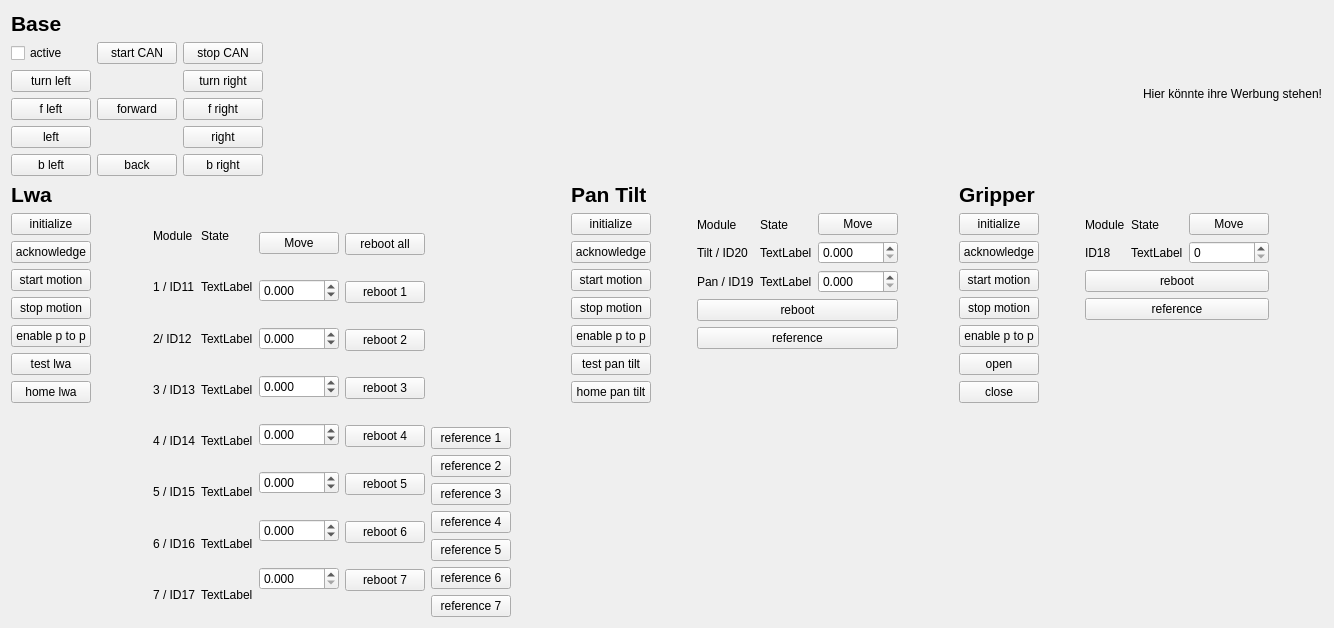
Qt form omnirob_robin_rqt/resource/OmnirobDashboard.ui (robinJKU/omnirob_robin) before a commit.
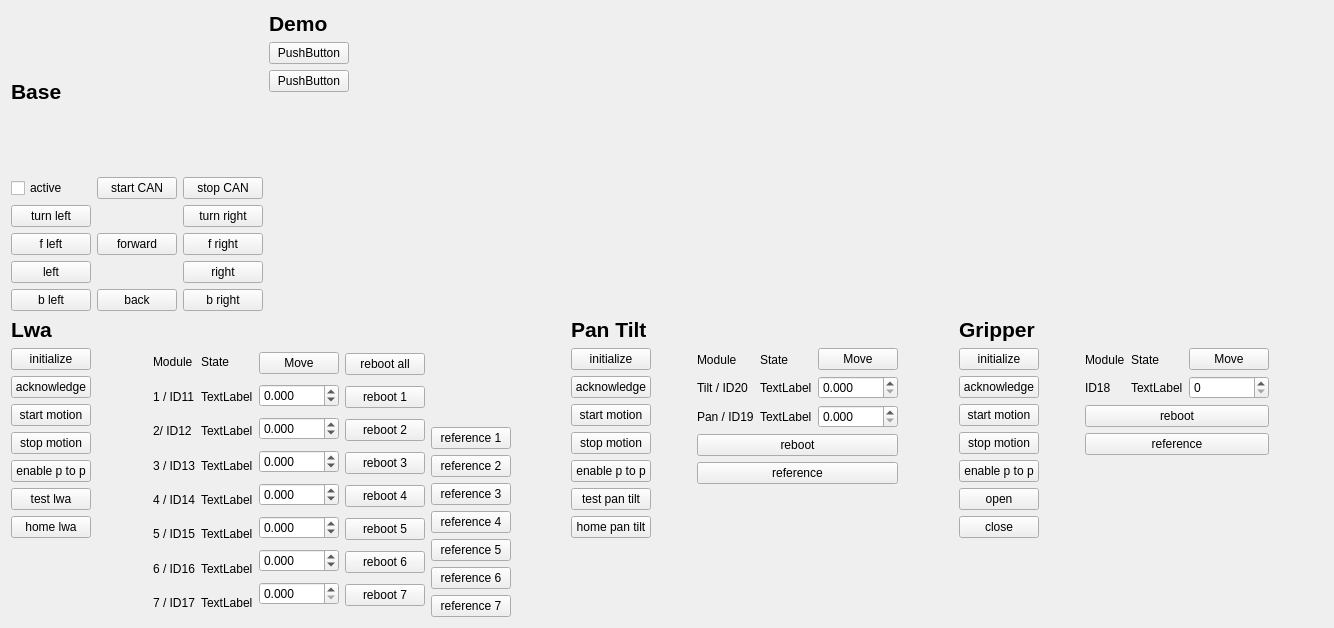
The same form after that commit.

Commit message: Added demo buttons to Omnirob dashboard

Diff of the .ui file:
```diff
--- a/omnirob_robin_rqt/resource/OmnirobDashboard.ui
+++ b/omnirob_robin_rqt/resource/OmnirobDashboard.ui
@@ -129,6 +129,51 @@
        </item>
       </layout>
      </item>
+     <item>
+      <layout class="QVBoxLayout" name="verticalLayout_15">
+       <item>
+        <widget class="QLabel" name="label_base_2">
+         <property name="font">
+          <font>
+           <pointsize>16</pointsize>
+           <weight>75</weight>
+           <bold>true</bold>
+          </font>
+         </property>
+         <property name="text">
+          <string>Demo</string>
+         </property>
+        </widget>
+       </item>
+       <item>
+        <widget class="QPushButton" name="demo_move">
+         <property name="text">
+          <string>PushButton</string>
+         </property>
+        </widget>
+       </item>
+       <item>
+        <widget class="QPushButton" name="demo_localize">
+         <property name="text">
+          <string>PushButton</string>
+         </property>
+        </widget>
+       </item>
+       <item>
+        <spacer name="verticalSpacer_3">
+         <property name="orientation">
+          <enum>Qt::Vertical</enum>
+         </property>
+         <property name="sizeHint" stdset="0">
+          <size>
+           <width>20</width>
+           <height>40</height>
+          </size>
+         </property>
+        </spacer>
+       </item>
+      </layout>
+     </item>
      <item>
       <spacer name="horizontalSpacer_7">
        <property name="orientation">
@@ -142,17 +187,6 @@
        </property>
       </spacer>
      </item>
-     <item>
-      <layout class="QVBoxLayout" name="verticalLayout_15">
-       <item>
-        <widget class="QLabel" name="label">
-         <property name="text">
-          <string>Hier könnte ihre Werbung stehen!</string>
-         </property>
-        </widget>
-       </item>
-      </layout>
-     </item>
     </layout>
    </item>
    <item>
```
The commit also changes 1 other file.
